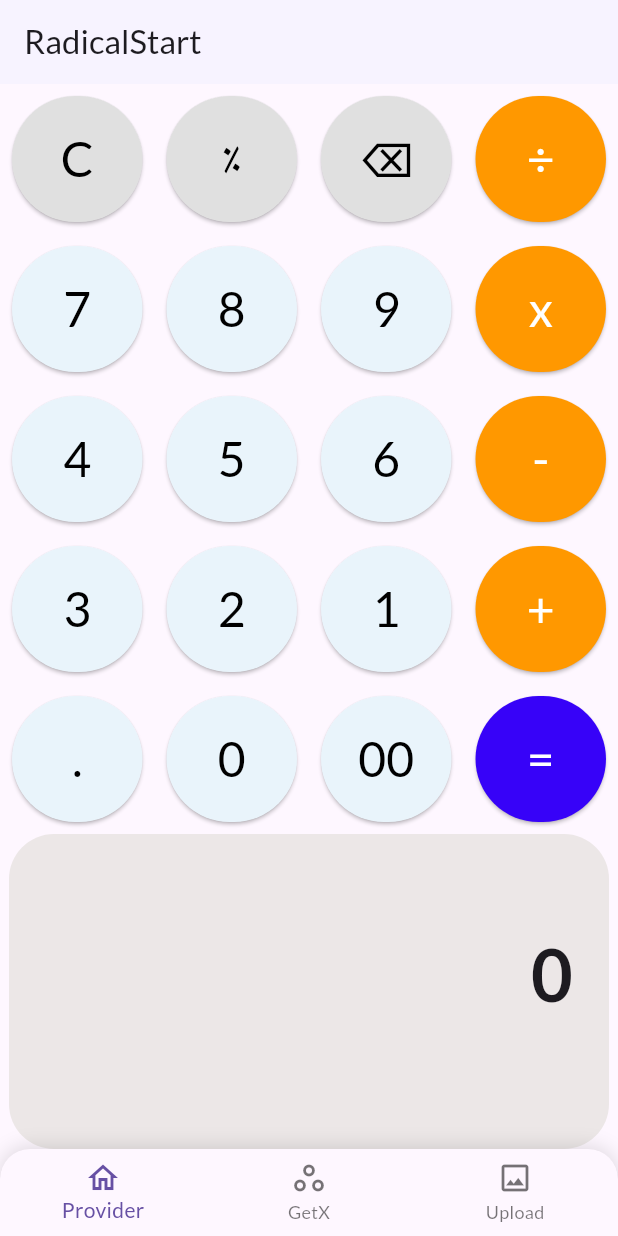
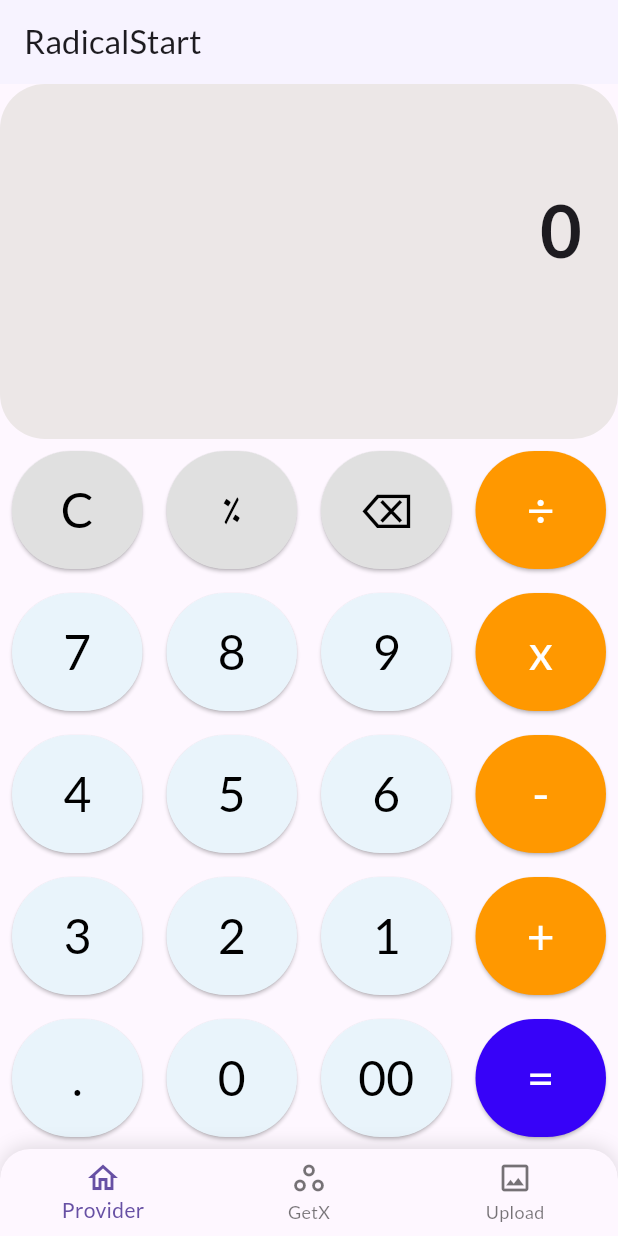
Before and after one commit to AKHILANAK7/task_application_cal_cam, a Flutter app: the MainScreen screen opened directly, on a phone screen of 412 x 824 dp. Run offline on Flutter 3.47's test engine with Material 3 defaults, Android fonts, the phone set to English and light mode, and no system bars; our stand-ins replace get, google_fonts, image_picker.

Commit message:
changed the corrections

```diff
--- a/lib/calculator_provider/screens/CalculatorScreen.dart
+++ b/lib/calculator_provider/screens/CalculatorScreen.dart
@@ -18,6 +18,43 @@ class CalculatorScreenProvider extends StatelessWidget {
         ),
         body: Column(
           children: [
+            // Calculator Display Section
+            Expanded(
+              flex: 1,
+              child: Container(
+                decoration: BoxDecoration(
+                  color: const Color.fromARGB(255, 236, 231, 231),
+                  borderRadius: BorderRadius.circular(30),
+                ),
+                padding: const EdgeInsets.symmetric(
+                  horizontal: 24,
+                  vertical: 16,
+                ),
+                alignment: Alignment.bottomRight,
+                child: Column(
+                  crossAxisAlignment: CrossAxisAlignment.end,
+                  mainAxisAlignment: MainAxisAlignment.center,
+                  children: [
+                    Text(
+                      calculator.output,
+                      style: const TextStyle(
+                        fontSize: 48,
+                        fontWeight: FontWeight.bold,
+                      ),
+                    ),
+                    const SizedBox(height: 8),
+                    Text(
+                      calculator.equation,
+                      style: const TextStyle(
+                        fontSize: 24,
+                        color: Colors.grey,
+                      ),
+                    ),
+                  ],
+                ),
+              ),
+            ),
+            // Calculator Buttons Section
             Expanded(
               flex: 2,
               child: Column(
@@ -26,42 +63,8 @@ class CalculatorScreenProvider extends StatelessWidget {
                   _buildButtonRow(context, ["7", "8", "9", "x"]),
                   _buildButtonRow(context, ["4", "5", "6", "-"]),
                   _buildButtonRow(context, ["3", "2", "1", "+"]),
-                  _buildButtonRow(context, [".", "0", "00","="]),
+                  _buildButtonRow(context, [".", "0", "00", "="]),
                 ],
-              )
-            ),
-            Container(
-              height: 210,
-              child: Expanded(
-                child: Container(
-                  decoration: BoxDecoration(color: const Color.fromARGB(255, 236, 231, 231),borderRadius: BorderRadius.circular(30),),
-                  width: 400,
-                  alignment: Alignment.bottomRight,
-                  padding: const EdgeInsets.symmetric(
-                    horizontal: 24,
-                    vertical: 48,
-                  ),
-                  child: Column(
-                    crossAxisAlignment: CrossAxisAlignment.end,
-                    mainAxisAlignment: MainAxisAlignment.end,
-                  children: [
-                    Text(
-                      calculator.output,
-                      style: const TextStyle(
-                        fontSize: 48,
-                        fontWeight: FontWeight.bold,
-                      ),
-                    ),
-                    Text(
-                      calculator.equation,
-                      style: const TextStyle(
-                        fontSize: 24,
-                        color: Colors.grey
-                      ),
-                    ),
-                  ],
-                ),
-                ),
               ),
             ),
           ],
@@ -86,7 +89,7 @@ Widget _buildButtonRow(BuildContext context, List<String> buttons) {
               onPressed: () => context.read<CalculatorProvider>().input(button),
               child: Text(
                 button,
-                style: TextStyle(fontSize: 32,color: textColor),
+                style: TextStyle(fontSize: 32, color: textColor),
               ),
             ),
           ),
@@ -99,10 +102,7 @@ Widget _buildButtonRow(BuildContext context, List<String> buttons) {
 Color _getButtonColor(String button) {
   if (button == "C" || button == "٪" || button == "⌫") {
     return Colors.grey.shade300;
-    } else if (button == "÷" ||
-        button == "x" ||
-        button == "-" ||
-        button == "+") {
+  } else if (button == "÷" || button == "x" || button == "-" || button == "+") {
     return Colors.orange;
   } else if (button == "=") {
     return const Color.fromARGB(255, 55, 2, 248);
@@ -110,6 +110,7 @@ Widget _buildButtonRow(BuildContext context, List<String> buttons) {
     return const Color.fromARGB(255, 233, 244, 251);
   }
 }
+
 Color _getTextColor(String button) {
   if (button == "C" || button == "٪" || button == "⌫") {
     return Colors.black; // Black text for utility buttons
--- a/lib/screens/main_screen.dart
+++ b/lib/screens/main_screen.dart
@@ -1,35 +1,59 @@
 import 'package:flutter/material.dart';
+import 'package:provider/provider.dart';
 import 'package:task_application_2/calculator_getx/screens/calculator_screen.dart';
 import 'package:task_application_2/calculator_provider/screens/CalculatorScreen.dart';
 import 'package:task_application_2/camera_task/screens/camera_screen.dart';
 
-class MainScreen extends StatefulWidget {
+void main() {
+  runApp(
+    MultiProvider(
+      providers: [
+        ChangeNotifierProvider(create: (_) => MainScreenProvider()),
+      ],
+      child: const MyApp(),
+    ),
+  );
+}
+
+class MyApp extends StatelessWidget {
+  const MyApp({super.key});
+
+  @override
+  Widget build(BuildContext context) {
+    return MaterialApp(
+      title: 'Task Application',
+      theme: ThemeData(primarySwatch: Colors.blue),
+      home: const MainScreen(),
+    );
+  }
+}
+
+class MainScreenProvider extends ChangeNotifier {
+  int _selectedIndex = 0;
+
+  int get selectedIndex => _selectedIndex;
+
+  void selectTab(int index) {
+    _selectedIndex = index;
+    notifyListeners(); // Notifies widgets about state changes
+  }
+}
+
+class MainScreen extends StatelessWidget {
   const MainScreen({super.key});
 
-  @override
-  _MainScreenState createState() => _MainScreenState();
-}
-
-class _MainScreenState extends State<MainScreen> {
-  int _selectedIndex = 0;
-
-  // List of screens corresponding to the bottom navigation items
   static final List<Widget> _screens = <Widget>[
     const CalculatorScreenProvider(),
     CalculatorScreen(),
     const CameraScreen(),
   ];
 
-  void _onItemTapped(int index) {
-    setState(() {
-      _selectedIndex = index;
-    });
-  }
-
   @override
   Widget build(BuildContext context) {
+    final mainScreenProvider = Provider.of<MainScreenProvider>(context);
+
     return Scaffold(
-      body: _screens[_selectedIndex],
+      body: _screens[mainScreenProvider.selectedIndex],
       bottomNavigationBar: Container(
         decoration: const BoxDecoration(
           borderRadius: BorderRadius.only(
@@ -38,9 +62,9 @@ class _MainScreenState extends State<MainScreen> {
           ),
           boxShadow: [
             BoxShadow(
-              color: Colors.black12, // Subtle shadow effect
+              color: Colors.black12,
               blurRadius: 10,
-              offset: Offset(0, -2), // Shadow positioning
+              offset: Offset(0, -2),
             ),
           ],
         ),
@@ -52,20 +76,20 @@ class _MainScreenState extends State<MainScreen> {
           child: BottomNavigationBar(
             items: const <BottomNavigationBarItem>[
               BottomNavigationBarItem(
-                icon: Icon(Icons.home_outlined), // Icon for Provider screen
+                icon: Icon(Icons.home_outlined),
                 label: 'Provider',
               ),
               BottomNavigationBarItem(
-                icon: Icon(Icons.workspaces_outlined), // Icon for GetX screen
+                icon: Icon(Icons.workspaces_outlined),
                 label: 'GetX',
               ),
               BottomNavigationBarItem(
-                icon: Icon(Icons.image_outlined), // Icon for Upload screen
+                icon: Icon(Icons.image_outlined),
                 label: 'Upload',
               ),
             ],
-            currentIndex: _selectedIndex,
-            onTap: _onItemTapped,
+            currentIndex: mainScreenProvider.selectedIndex,
+            onTap: mainScreenProvider.selectTab,
           ),
         ),
       ),
```
Lines whose indentation alone changed are shown as unchanged.
